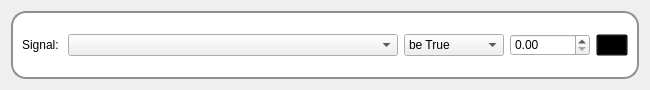
Before: the Qt Designer form uiFiles/input_signal_setting.ui in DORSA-co/Paticle_Size_Analyser, drawn with Qt 5.
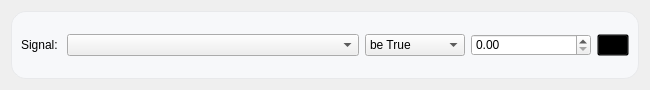
After: the same form once the commit is applied. Icons and pictures are not drawn.

The edit to the form file:
```diff
--- a/uiFiles/input_signal_setting.ui
+++ b/uiFiles/input_signal_setting.ui
@@ -48,9 +48,9 @@
      </property>
      <property name="styleSheet">
       <string notr="true">#main_frame{
-	background-color: #fff;
+	background-color: #F7F8FA;
 	border-radius:15px;
-	border: 2px solid #909090;
+	border: 1px solid rgb(232, 233, 235);
 }</string>
      </property>
      <property name="frameShape">
@@ -120,9 +120,15 @@
       </item>
       <item>
        <widget class="QDoubleSpinBox" name="signal_value">
+        <property name="minimumSize">
+         <size>
+          <width>120</width>
+          <height>0</height>
+         </size>
+        </property>
         <property name="maximumSize">
          <size>
-          <width>80</width>
+          <width>120</width>
           <height>16777215</height>
          </size>
         </property>
```
